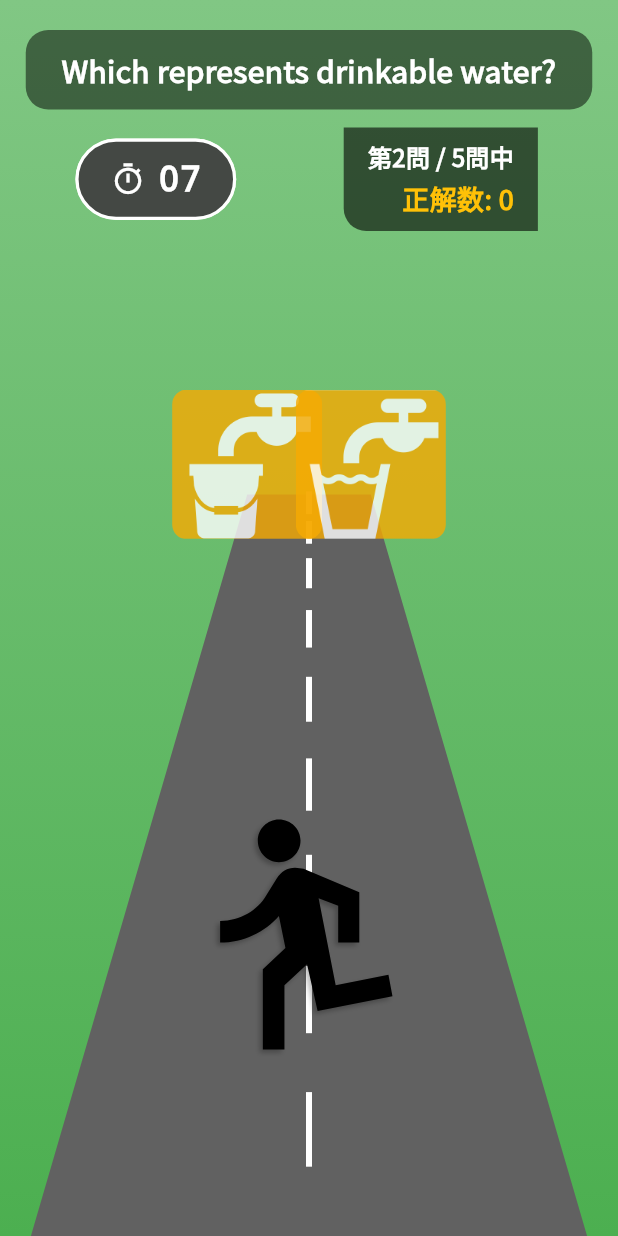
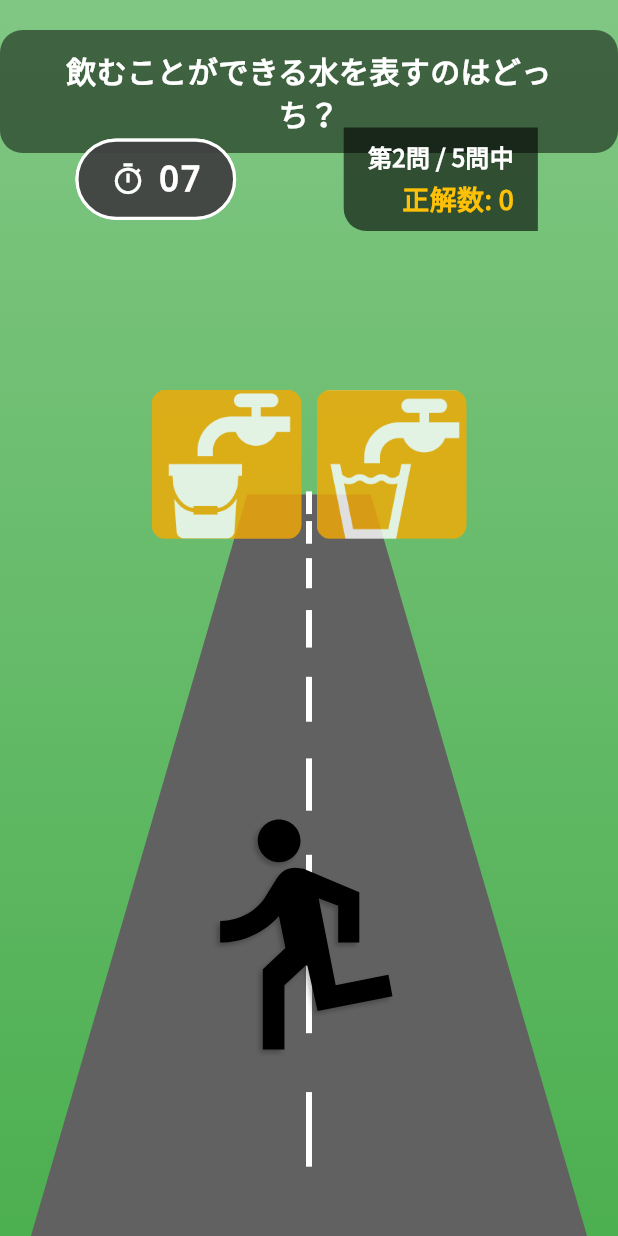
Before and after one commit to yunchol0513/SafetyGo, a Flutter app: the GameScreen2 screen opened by its route, on a phone screen of 412 x 824 dp. Run offline on Flutter 3.47's test engine with Material 3 defaults, Android fonts, the phone set to English and light mode, and no system bars; our stand-ins replace cloud_firestore, firebase_auth, firebase_core, go_router, google_fonts, just_audio; accounts and stored records are empty.

Commit message:
問題２調整

```diff
--- a/lib/creative/part1/2_GameScreen.dart
+++ b/lib/creative/part1/2_GameScreen.dart
@@ -107,6 +107,9 @@ class _GameScreenState2 extends State<GameScreen2>
    final roadTopWidth = screenSize.width * 0.2;
    final roadBottomWidth = screenSize.width * 0.9;
 
+   // ★ 修正: 変数宣言をbuildメソッドの先頭に移動
+   const double gapFromCenter = 5.0;
+
    return Scaffold(
      body: _isNavigating
          ? const Center(
@@ -124,6 +127,7 @@ class _GameScreenState2 extends State<GameScreen2>
                  ),
                  child: Stack(
                    children: [
+                     // ★ 修正: CustomPaintに必須のpainterとsizeプロパティを設定
                      CustomPaint(
                        size: Size.infinite,
                        painter: RoadPainter(
@@ -133,21 +137,18 @@ class _GameScreenState2 extends State<GameScreen2>
                          bottomWidth: roadBottomWidth,
                        ),
                      ),
+                     // ★ 修正: _buildTargetウィジェットをStackのchildrenに直接配置
                      _buildTarget(
                        context: context,
                        targetId: 'A',
                        top: roadTopY - (targetSize * 0.7),
-                        left: (screenSize.width / 2) -
-                            (roadTopWidth / 2) -
-                            targetSize * 0.5,
+                       left: (screenSize.width / 2) - targetSize - gapFromCenter,
                      ),
                      _buildTarget(
                        context: context,
                        targetId: 'B',
                        top: roadTopY - (targetSize * 0.7),
-                        left: (screenSize.width / 2) +
-                            (roadTopWidth / 2) -
-                            targetSize * 0.5,
+                       left: (screenSize.width / 2) + gapFromCenter,
                      ),
                      if (!_isTimeUp)
                        AnimatedBuilder(
@@ -174,12 +175,10 @@ class _GameScreenState2 extends State<GameScreen2>
                                data: 'avatar',
                                onDragStarted: () {
                                  _controller.stop();
-                                  // ★★★ Timer.pause()はエラーになるため削除
                                },
                                onDragEnd: (details) {
                                  if (!details.wasAccepted) {
                                    _controller.forward();
-                                    // ★★★ Timer.resume()はエラーになるため削除
                                  }
                                },
                                feedback: AvatarWidget(
@@ -206,8 +205,6 @@ class _GameScreenState2 extends State<GameScreen2>
                        alignment: Alignment.topCenter,
                        child: ProblemStatement(),
                      ),
-                      // ★★★ ここからが修正箇所 ★★★
-                      // TimerとScoreをRowで囲んで横並びにし、中央に寄せる
                      Align(
                        alignment: Alignment.topCenter,
                        child: Container(
@@ -230,7 +227,6 @@ class _GameScreenState2 extends State<GameScreen2>
                          ),
                        ),
                      ),
-                      // ★★★ ここまでが修正箇所 ★★★
                    ],
                  ),
                ),
@@ -475,7 +471,7 @@ class ProblemStatement extends StatelessWidget {
       ),
       child: Text(
         // ★★★ 問題文を第2問用に修正
-        t.cre2q,
+        '飲むことができる水を表すのはどっち？',
         style: const TextStyle(
           color: Colors.white,
           fontSize: 20.0,
```
Lines whose indentation alone changed are shown as unchanged.
